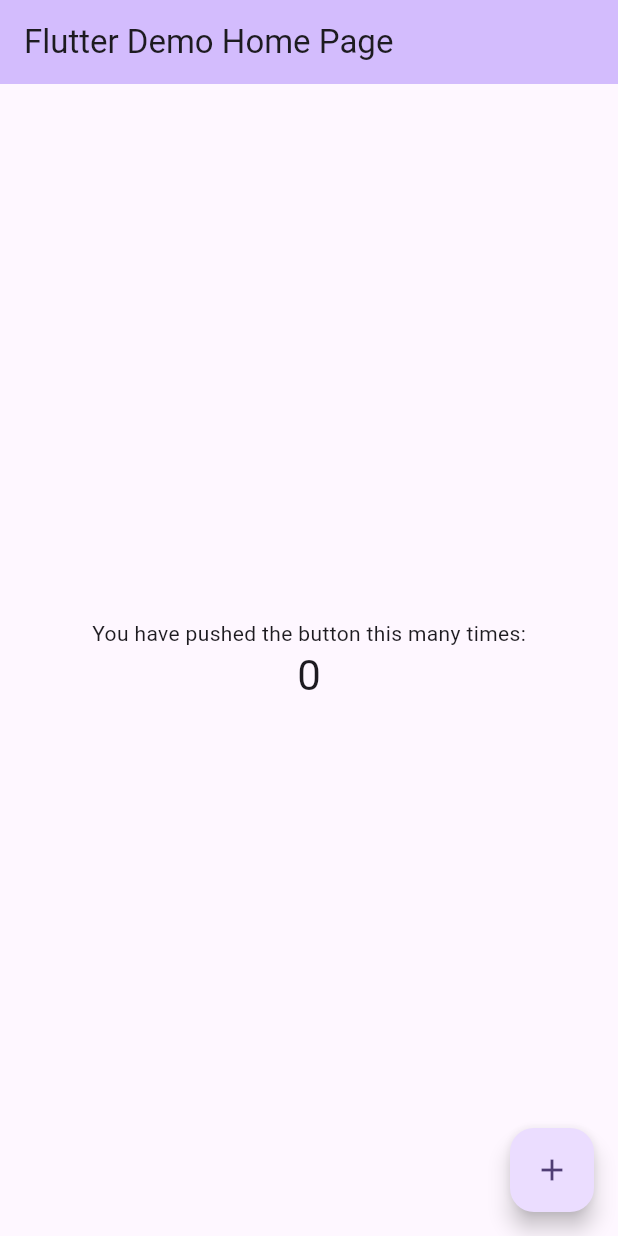
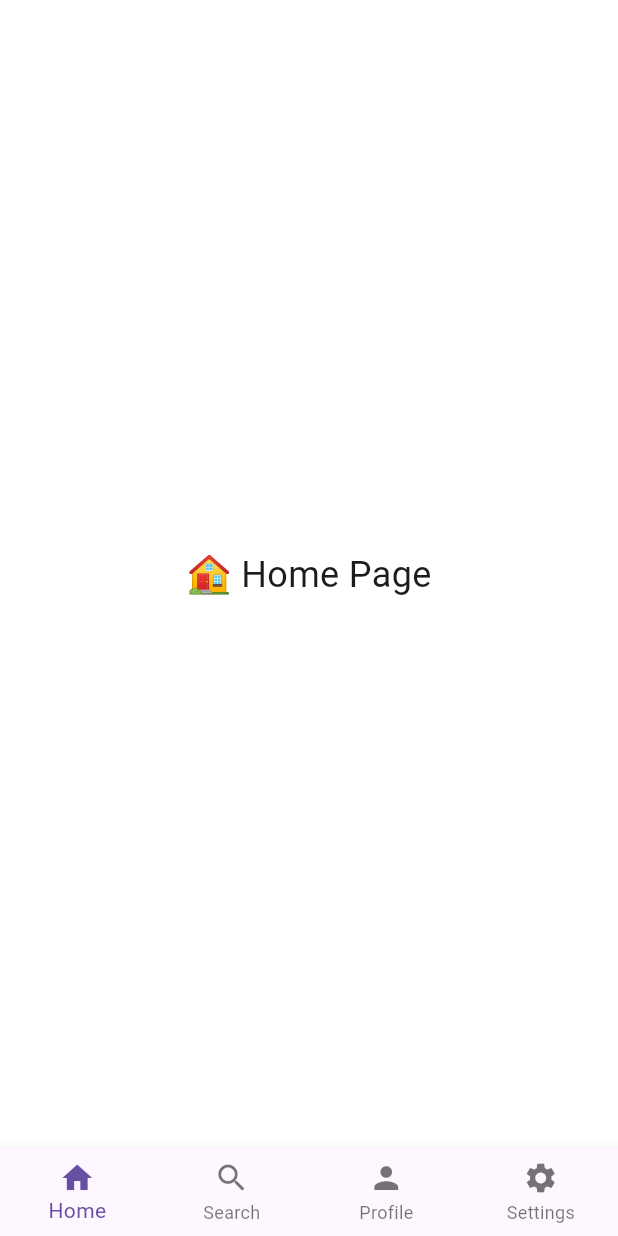
Before and after one commit to DTV214/BookingStudioSWD_Mobie_FE, a Flutter app: the screen it shows after launch, on a phone screen of 412 x 824 dp. Run offline on Flutter 3.47's test engine with Material 3 defaults, Android fonts, the light colour scheme and no system bars.

Commit message:
Update Footer Menu Flutter

```diff
--- /dev/null
+++ b/lib/core/theme/app_theme.dart
@@ -0,0 +1,14 @@
+import 'package:flutter/material.dart';
+
+class AppTheme {
+  static ThemeData get lightTheme {
+    return ThemeData(
+      primarySwatch: Colors.blue,
+      scaffoldBackgroundColor: Colors.white,
+      appBarTheme: const AppBarTheme(
+        backgroundColor: Colors.blue,
+        foregroundColor: Colors.white,
+      ),
+    );
+  }
+}
--- /dev/null
+++ b/lib/features/home/presentation/home_page.dart
@@ -0,0 +1,12 @@
+import 'package:flutter/material.dart';
+
+class HomePage extends StatelessWidget {
+  const HomePage({super.key});
+
+  @override
+  Widget build(BuildContext context) {
+    return const Scaffold(
+      body: Center(child: Text("🏠 Home Page", style: TextStyle(fontSize: 24))),
+    );
+  }
+}
--- /dev/null
+++ b/lib/features/profile/presentation/profile_page.dart
@@ -0,0 +1,14 @@
+import 'package:flutter/material.dart';
+
+class ProfilePage extends StatelessWidget {
+  const ProfilePage({super.key});
+
+  @override
+  Widget build(BuildContext context) {
+    return const Scaffold(
+      body: Center(
+        child: Text("👤 Profile Page", style: TextStyle(fontSize: 24)),
+      ),
+    );
+  }
+}
--- /dev/null
+++ b/lib/features/search/presentation/search_page.dart
@@ -0,0 +1,14 @@
+import 'package:flutter/material.dart';
+
+class SearchPage extends StatelessWidget {
+  const SearchPage({super.key});
+
+  @override
+  Widget build(BuildContext context) {
+    return const Scaffold(
+      body: Center(
+        child: Text("🔍 Search Page", style: TextStyle(fontSize: 24)),
+      ),
+    );
+  }
+}
--- /dev/null
+++ b/lib/features/settings/presentation/settings_page.dart
@@ -0,0 +1,14 @@
+import 'package:flutter/material.dart';
+
+class SettingsPage extends StatelessWidget {
+  const SettingsPage({super.key});
+
+  @override
+  Widget build(BuildContext context) {
+    return const Scaffold(
+      body: Center(
+        child: Text("⚙️ Settings Page", style: TextStyle(fontSize: 24)),
+      ),
+    );
+  }
+}
--- /dev/null
+++ b/lib/layout/main_layout.dart
@@ -0,0 +1,52 @@
+import 'package:flutter/material.dart';
+import '../features/home/presentation/home_page.dart';
+import '../features/search/presentation/search_page.dart';
+import '../features/profile/presentation/profile_page.dart';
+import '../features/settings/presentation/settings_page.dart';
+
+class MainLayout extends StatefulWidget {
+  const MainLayout({super.key});
+
+  @override
+  State<MainLayout> createState() => _MainLayoutState();
+}
+
+class _MainLayoutState extends State<MainLayout> {
+  int _currentIndex = 0;
+
+  final List<Widget> _pages = const [
+    HomePage(),
+    SearchPage(),
+    ProfilePage(),
+    SettingsPage(),
+  ];
+
+  @override
+  Widget build(BuildContext context) {
+    return Scaffold(
+      body: IndexedStack(
+        // giữ trạng thái từng page
+        index: _currentIndex,
+        children: _pages,
+      ),
+      bottomNavigationBar: BottomNavigationBar(
+        type: BottomNavigationBarType.fixed,
+        currentIndex: _currentIndex,
+        onTap: (index) {
+          setState(() {
+            _currentIndex = index;
+          });
+        },
+        items: const [
+          BottomNavigationBarItem(icon: Icon(Icons.home), label: "Home"),
+          BottomNavigationBarItem(icon: Icon(Icons.search), label: "Search"),
+          BottomNavigationBarItem(icon: Icon(Icons.person), label: "Profile"),
+          BottomNavigationBarItem(
+            icon: Icon(Icons.settings),
+            label: "Settings",
+          ),
+        ],
+      ),
+    );
+  }
+}
--- a/lib/main.dart
+++ b/lib/main.dart
@@ -1,4 +1,6 @@
 import 'package:flutter/material.dart';
+import 'layout/main_layout.dart';
+import 'core/theme/app_theme.dart';
 
 void main() {
   runApp(const MyApp());
@@ -7,116 +9,12 @@ void main() {
 class MyApp extends StatelessWidget {
   const MyApp({super.key});
 
-  // This widget is the root of your application.
   @override
   Widget build(BuildContext context) {
     return MaterialApp(
-      title: 'Flutter Demo',
-      theme: ThemeData(
-        // This is the theme of your application.
-        //
-        // TRY THIS: Try running your application with "flutter run". You'll see
-        // the application has a purple toolbar. Then, without quitting the app,
-        // try changing the seedColor in the colorScheme below to Colors.green
-        // and then invoke "hot reload" (save your changes or press the "hot
-        // reload" button in a Flutter-supported IDE, or press "r" if you used
-        // the command line to start the app).
-        //
-        // Notice that the counter didn't reset back to zero; the application
-        // state is not lost during the reload. To reset the state, use hot
-        // restart instead.
-        //
-        // This works for code too, not just values: Most code changes can be
-        // tested with just a hot reload.
-        colorScheme: ColorScheme.fromSeed(seedColor: Colors.deepPurple),
-      ),
-      home: const MyHomePage(title: 'Flutter Demo Home Page'),
+      title: 'Flutter Footer Menu',
+      theme: AppTheme.lightTheme,
+      home: const MainLayout(),
     );
   }
 }
-
-class MyHomePage extends StatefulWidget {
-  const MyHomePage({super.key, required this.title});
-
-  // This widget is the home page of your application. It is stateful, meaning
-  // that it has a State object (defined below) that contains fields that affect
-  // how it looks.
-
-  // This class is the configuration for the state. It holds the values (in this
-  // case the title) provided by the parent (in this case the App widget) and
-  // used by the build method of the State. Fields in a Widget subclass are
-  // always marked "final".
-
-  final String title;
-
-  @override
-  State<MyHomePage> createState() => _MyHomePageState();
-}
-
-class _MyHomePageState extends State<MyHomePage> {
-  int _counter = 0;
-
-  void _incrementCounter() {
-    setState(() {
-      // This call to setState tells the Flutter framework that something has
-      // changed in this State, which causes it to rerun the build method below
-      // so that the display can reflect the updated values. If we changed
-      // _counter without calling setState(), then the build method would not be
-      // called again, and so nothing would appear to happen.
-      _counter++;
-    });
-  }
-
-  @override
-  Widget build(BuildContext context) {
-    // This method is rerun every time setState is called, for instance as done
-    // by the _incrementCounter method above.
-    //
-    // The Flutter framework has been optimized to make rerunning build methods
-    // fast, so that you can just rebuild anything that needs updating rather
-    // than having to individually change instances of widgets.
-    return Scaffold(
-      appBar: AppBar(
-        // TRY THIS: Try changing the color here to a specific color (to
-        // Colors.amber, perhaps?) and trigger a hot reload to see the AppBar
-        // change color while the other colors stay the same.
-        backgroundColor: Theme.of(context).colorScheme.inversePrimary,
-        // Here we take the value from the MyHomePage object that was created by
-        // the App.build method, and use it to set our appbar title.
-        title: Text(widget.title),
-      ),
-      body: Center(
-        // Center is a layout widget. It takes a single child and positions it
-        // in the middle of the parent.
-        child: Column(
-          // Column is also a layout widget. It takes a list of children and
-          // arranges them vertically. By default, it sizes itself to fit its
-          // children horizontally, and tries to be as tall as its parent.
-          //
-          // Column has various properties to control how it sizes itself and
-          // how it positions its children. Here we use mainAxisAlignment to
-          // center the children vertically; the main axis here is the vertical
-          // axis because Columns are vertical (the cross axis would be
-          // horizontal).
-          //
-          // TRY THIS: Invoke "debug painting" (choose the "Toggle Debug Paint"
-          // action in the IDE, or press "p" in the console), to see the
-          // wireframe for each widget.
-          mainAxisAlignment: MainAxisAlignment.center,
-          children: <Widget>[
-            const Text('You have pushed the button this many times:'),
-            Text(
-              '$_counter',
-              style: Theme.of(context).textTheme.headlineMedium,
-            ),
-          ],
-        ),
-      ),
-      floatingActionButton: FloatingActionButton(
-        onPressed: _incrementCounter,
-        tooltip: 'Increment',
-        child: const Icon(Icons.add),
-      ), // This trailing comma makes auto-formatting nicer for build methods.
-    );
-  }
-}
```
Also changed, not shown: lib/widgets/custom_button.dart (added).
